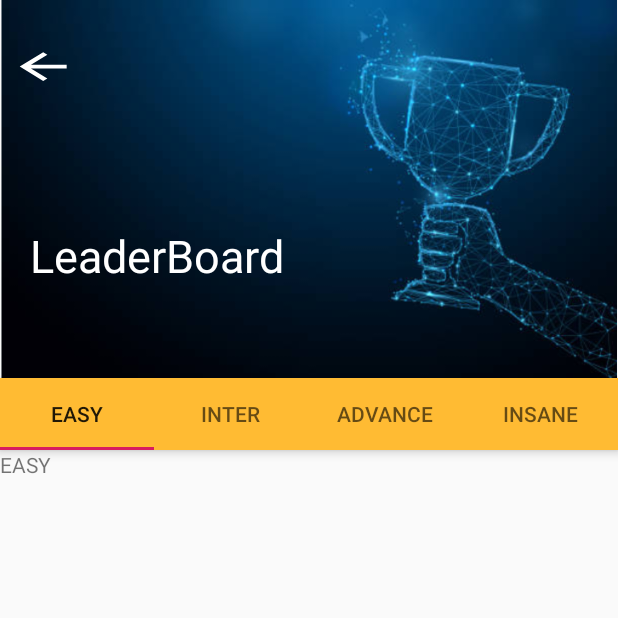
After one commit to shumeiiSM/Cresendo, an Android app: the EasyFragment screen opened directly, with no data from a screen before it, on a phone screen of 412 x 824 dp, the top half of it. The commit adds this screen. Run offline under Robolectric (Android 15) with nearby library versions, the phone set to English and light mode, and no system bars.

Commit message:
leader half

```diff
--- a/app/src/main/AndroidManifest.xml
+++ b/app/src/main/AndroidManifest.xml
@@ -9,7 +9,9 @@
         android:roundIcon="@mipmap/ic_launcher_round"
         android:supportsRtl="true"
         android:theme="@style/AppTheme.NoActionBar">
-        <activity android:name=".Insance"></activity>
+        <activity android:name=".Leader" />
+        <activity android:name=".Learn" />
+        <activity android:name=".Insance" />
         <activity android:name=".Advance" />
         <activity android:name=".Intermediate" />
         <activity android:name=".Quiz" />
--- /dev/null
+++ b/app/src/main/java/com/example/a17010233/cresendo/AdvanceFragment.java
@@ -0,0 +1,31 @@
+package com.example.a17010233.cresendo;
+
+
+import android.os.Bundle;
+import android.support.v4.app.Fragment;
+import android.view.LayoutInflater;
+import android.view.View;
+import android.view.ViewGroup;
+
+import android.support.annotation.NonNull;
+import android.support.annotation.Nullable;
+
+public class AdvanceFragment extends Fragment {
+
+
+    public AdvanceFragment() {
+        // Required empty public constructor
+    }
+
+
+    @Nullable
+    @Override
+    public View onCreateView(@NonNull LayoutInflater inflater, @Nullable ViewGroup container,
+                             @Nullable Bundle savedInstanceState) {
+        // Inflate the layout for this fragment
+        View view = inflater.inflate(R.layout.fragment_advance, container, false);
+
+        return view;
+    }
+
+}
--- /dev/null
+++ b/app/src/main/java/com/example/a17010233/cresendo/EasyFragment.java
@@ -0,0 +1,35 @@
+package com.example.a17010233.cresendo;
+
+
+import android.os.Bundle;
+import android.support.v4.app.Fragment;
+import android.view.LayoutInflater;
+import android.view.View;
+import android.view.ViewGroup;
+import android.widget.TextView;
+
+import android.support.annotation.NonNull;
+import android.support.annotation.Nullable;
+
+public class EasyFragment extends Fragment {
+
+    private TextView tv;
+
+
+    public EasyFragment() {
+        // Required empty public constructor
+    }
+
+    @Nullable
+    @Override
+    public View onCreateView(@NonNull LayoutInflater inflater, @Nullable ViewGroup container,
+                             @Nullable Bundle savedInstanceState) {
+        // Inflate the layout for this fragment
+        View view = inflater.inflate(R.layout.fragment_easy, container, false);
+
+        tv = view.findViewById(R.id.tv);
+
+        return view;
+    }
+
+}
--- /dev/null
+++ b/app/src/main/java/com/example/a17010233/cresendo/InsaneFragment.java
@@ -0,0 +1,31 @@
+package com.example.a17010233.cresendo;
+
+
+import android.os.Bundle;
+import android.support.annotation.NonNull;
+import android.support.annotation.Nullable;
+import android.support.v4.app.Fragment;
+import android.view.LayoutInflater;
+import android.view.View;
+import android.view.ViewGroup;
+
+
+public class InsaneFragment extends Fragment {
+
+
+    public InsaneFragment() {
+        // Required empty public constructor
+    }
+
+
+    @Nullable
+    @Override
+    public View onCreateView(@NonNull LayoutInflater inflater, @Nullable ViewGroup container,
+                             @Nullable Bundle savedInstanceState) {
+        // Inflate the layout for this fragment
+        View view = inflater.inflate(R.layout.fragment_insane, container, false);
+
+        return view;
+    }
+
+}
--- /dev/null
+++ b/app/src/main/java/com/example/a17010233/cresendo/IntermediateFragment.java
@@ -0,0 +1,32 @@
+package com.example.a17010233.cresendo;
+
+
+import android.os.Bundle;
+import android.support.annotation.NonNull;
+import android.support.annotation.Nullable;
+import android.support.v4.app.Fragment;
+import android.view.LayoutInflater;
+import android.view.View;
+import android.view.ViewGroup;
+
+
+
+public class IntermediateFragment extends Fragment {
+
+
+    public IntermediateFragment() {
+        // Required empty public constructor
+    }
+
+
+    @Nullable
+    @Override
+    public View onCreateView(@NonNull LayoutInflater inflater, @Nullable ViewGroup container,
+                             @Nullable Bundle savedInstanceState) {
+        // Inflate the layout for this fragment
+        View view = inflater.inflate(R.layout.fragment_intermediate, container, false);
+
+        return view;
+    }
+
+}
--- /dev/null
+++ b/app/src/main/java/com/example/a17010233/cresendo/Leader.java
@@ -0,0 +1,38 @@
+package com.example.a17010233.cresendo;
+
+import android.support.design.widget.TabLayout;
+import android.support.v4.view.ViewPager;
+import android.support.v7.app.AppCompatActivity;
+import android.os.Bundle;
+import android.view.WindowManager;
+
+
+public class Leader extends AppCompatActivity {
+
+    private TabLayout tabLayout;
+    private ViewPager viewPager;
+    private ViewPagerAdapter adapter;
+
+    @Override
+    protected void onCreate(Bundle savedInstanceState) {
+        super.onCreate(savedInstanceState);
+        setContentView(R.layout.activity_leader);
+
+        getWindow().setFlags(WindowManager.LayoutParams.FLAG_FULLSCREEN,
+                WindowManager.LayoutParams.FLAG_FULLSCREEN);
+
+        viewPager = findViewById(R.id.container);
+        tabLayout = findViewById(R.id.tabs);
+
+        adapter = new ViewPagerAdapter(getSupportFragmentManager());
+
+        // Add Fragment
+        adapter.addFrag(new EasyFragment(), "EASY");
+        adapter.addFrag(new IntermediateFragment(), "INTER");
+        adapter.addFrag(new AdvanceFragment(), "ADVANCE");
+        adapter.addFrag(new InsaneFragment(), "INSANE");
+        viewPager.setAdapter(adapter);
+        tabLayout.setupWithViewPager(viewPager);
+
+    }
+}
--- /dev/null
+++ b/app/src/main/java/com/example/a17010233/cresendo/ViewPagerAdapter.java
@@ -0,0 +1,39 @@
+package com.example.a17010233.cresendo;
+
+import android.support.v4.app.Fragment;
+import android.support.v4.app.FragmentManager;
+import android.support.v4.app.FragmentPagerAdapter;
+
+import java.util.ArrayList;
+import java.util.List;
+
+public class ViewPagerAdapter extends FragmentPagerAdapter {
+
+    private final List<Fragment> mFragmentList = new ArrayList<>();
+    private final List<String> mFragmentTitleList = new ArrayList<>();
+
+
+    public ViewPagerAdapter(FragmentManager manager) {
+        super(manager);
+    }
+
+    @Override
+    public Fragment getItem(int position) {
+        return mFragmentList.get(position);
+    }
+
+    @Override
+    public int getCount() {
+        return mFragmentTitleList.size();
+    }
+
+    public void addFrag(Fragment fragment, String title) {
+        mFragmentList.add(fragment);
+        mFragmentTitleList.add(title);
+    }
+
+    @Override
+    public CharSequence getPageTitle(int position) {
+        return mFragmentTitleList.get(position);
+    }
+}
--- /dev/null
+++ b/app/src/main/res/layout/activity_leader.xml
@@ -0,0 +1,60 @@
+<?xml version="1.0" encoding="utf-8"?>
+<LinearLayout xmlns:android="http://schemas.android.com/apk/res/android"
+    xmlns:app="http://schemas.android.com/apk/res-auto"
+    xmlns:tools="http://schemas.android.com/tools"
+    android:layout_width="match_parent"
+    android:layout_height="match_parent"
+    android:orientation="vertical"
+    tools:context=".Leader">
+
+    <FrameLayout
+        android:layout_width="match_parent"
+        android:layout_height="wrap_content">
+
+        <Button
+            android:id="@+id/back"
+            android:layout_width="wrap_content"
+            android:layout_height="wrap_content"
+            android:layout_marginLeft="5dp"
+            android:layout_marginTop="30dp"
+            android:background="@drawable/arrow_back" />
+
+        <ImageView
+            android:id="@+id/imageView"
+            android:layout_width="match_parent"
+            android:layout_height="252dp"
+            app:srcCompat="@drawable/trophy" />
+
+        <TextView
+            android:layout_width="match_parent"
+            android:layout_height="wrap_content"
+            android:layout_marginLeft="20dp"
+            android:layout_marginTop="150dp"
+            android:text="LeaderBoard"
+            android:textColor="@android:color/white"
+            android:textSize="30sp" />
+    </FrameLayout>
+
+    <android.support.design.widget.AppBarLayout
+        android:layout_width="match_parent"
+        android:layout_height="wrap_content">
+
+        <android.support.design.widget.TabLayout
+            android:id="@+id/tabs"
+            android:layout_width="match_parent"
+            android:layout_height="wrap_content"
+            android:background="@android:color/holo_orange_light"
+            app:tabGravity="fill"
+            app:tabMode="fixed">
+
+        </android.support.design.widget.TabLayout>
+
+    </android.support.design.widget.AppBarLayout>
+
+    <android.support.v4.view.ViewPager
+        android:id="@+id/container"
+        android:layout_width="match_parent"
+        android:layout_height="wrap_content">
+    </android.support.v4.view.ViewPager>
+
+</LinearLayout>
--- /dev/null
+++ b/app/src/main/res/layout/fragment_easy.xml
@@ -0,0 +1,21 @@
+<?xml version="1.0" encoding="utf-8"?>
+<LinearLayout xmlns:android="http://schemas.android.com/apk/res/android"
+    xmlns:tools="http://schemas.android.com/tools"
+    android:layout_width="match_parent"
+    android:layout_height="match_parent"
+    android:orientation="vertical">
+
+    <!-- TODO: Update blank fragment layout -->
+    <TextView
+        android:id="@+id/tv"
+        android:layout_width="match_parent"
+        android:layout_height="wrap_content"
+        android:text="EASY" />
+
+    <ListView
+        android:id="@+id/lveasy"
+        android:layout_width="match_parent"
+        android:layout_height="match_parent" />
+
+
+</LinearLayout>
```
Also changed, not shown: app/build.gradle (+8 -1 lines), app/src/main/java/com/example/a17010233/cresendo/Learn.java (added, +13 -0 lines), app/src/main/java/com/example/a17010233/cresendo/MainActivity.java (+19 -1 lines), app/src/main/res/layout/activity_learn.xml (added, +9 -0 lines), app/src/main/res/layout/fragment_advance.xml (added, +21 -0 lines), app/src/main/res/layout/fragment_insane.xml (added, +21 -0 lines), app/src/main/res/layout/fragment_intermediate.xml (added, +21 -0 lines), app/src/main/res/layout/leaderboard.xml (added, +20 -0 lines), app/src/main/res/drawable/trophy.jpg (added).
